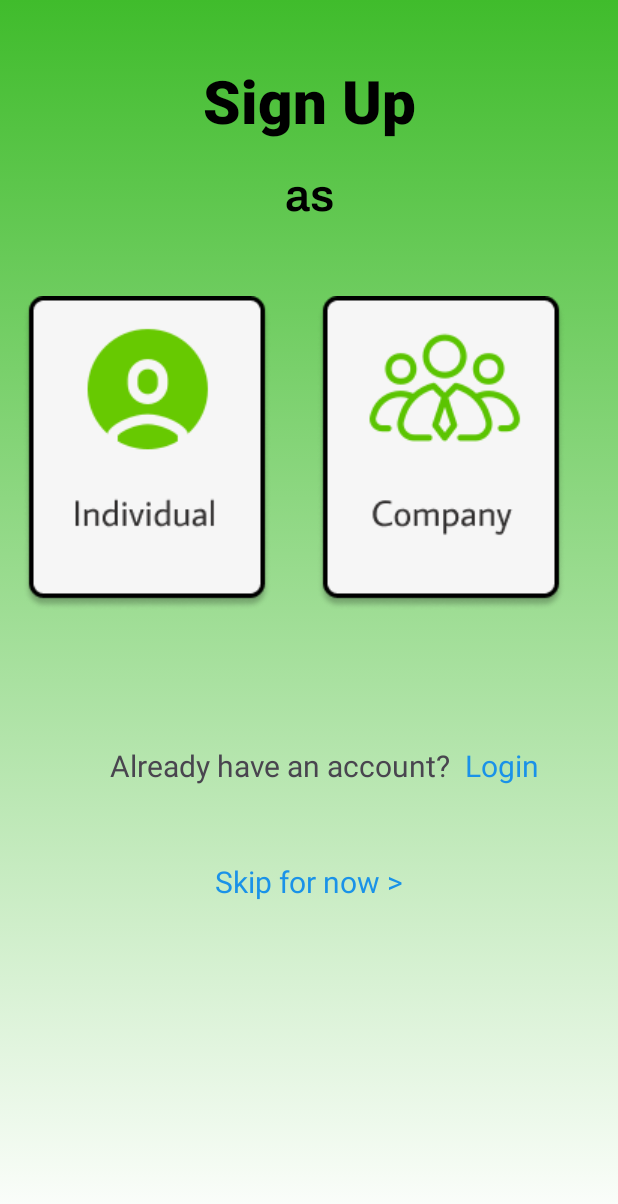
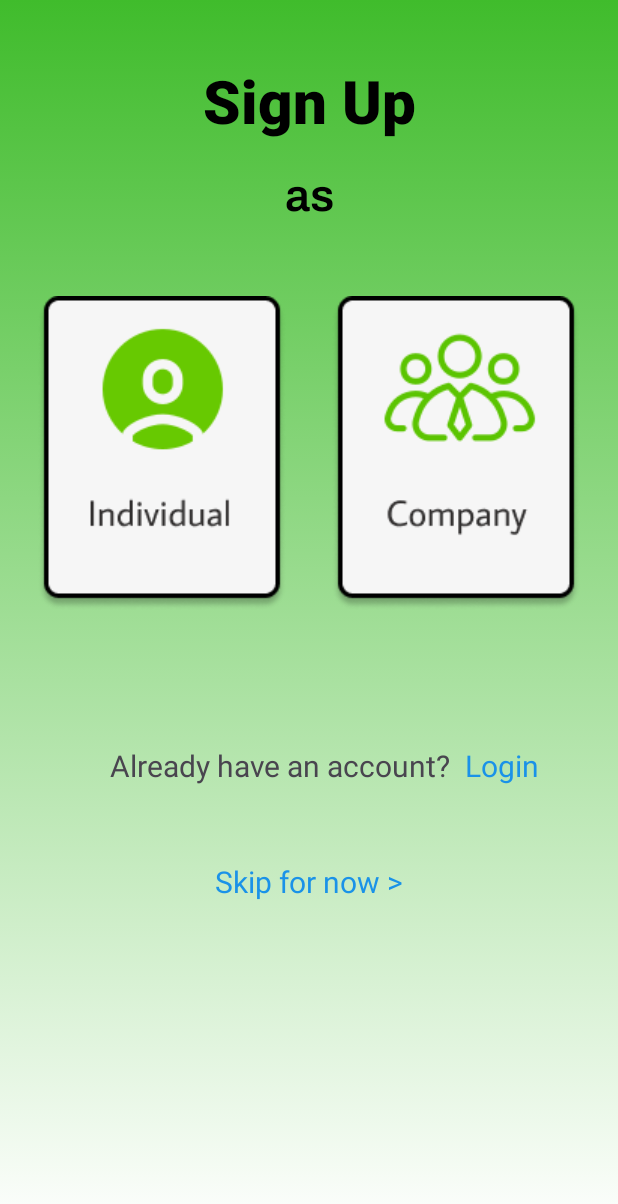
Before and after one commit to SwastikMethi/EV_Hub, an Android app: the Activity_LoginPage screen opened directly, with no data from a screen before it, on a phone screen of 412 x 824 dp. Shown: the top 1204 px of the screen. Run offline under Robolectric (Android 15) with nearby library versions, the phone set to English and light mode, and no system bars; Roboto replaces fonts that are not available here.

Commit message:
linked login page to home page

```diff
--- a/app/src/main/java/com/example/ev_hub/Activity_LoginPage.java
+++ b/app/src/main/java/com/example/ev_hub/Activity_LoginPage.java
@@ -1,6 +1,9 @@
 package com.example.ev_hub;
 
+import android.content.Intent;
 import android.os.Bundle;
+import android.widget.ImageButton;
+import android.widget.TextView;
 
 import androidx.activity.EdgeToEdge;
 import androidx.appcompat.app.AppCompatActivity;
@@ -20,5 +23,10 @@ public class Activity_LoginPage extends AppCompatActivity {
             v.setPadding(systemBars.left, systemBars.top, systemBars.right, systemBars.bottom);
             return insets;
         });
+        TextView skip = findViewById(R.id.skip_text);
+        skip.setOnClickListener(view ->{
+            Intent intent = new Intent(Activity_LoginPage.this,Activity_HomePage.class);
+            startActivity(intent);
+        } );
     }
 }
--- a/app/src/main/res/layout/activity_login_page.xml
+++ b/app/src/main/res/layout/activity_login_page.xml
@@ -43,7 +43,7 @@
         android:background="?attr/selectableItemBackgroundBorderless"
         app:layout_constraintTop_toBottomOf="@id/as"
         app:layout_constraintLeft_toLeftOf="parent"
-        android:layout_marginLeft="15dp"
+        android:layout_marginLeft="25dp"
         android:layout_marginTop="50dp"
         />
 
@@ -55,7 +55,7 @@
         app:layout_constraintTop_toBottomOf="@id/as"
         app:layout_constraintLeft_toRightOf="@id/user_profile"
         app:layout_constraintRight_toRightOf="parent"
-        android:layout_marginLeft="10dp"
+        android:layout_marginLeft="20dp"
         android:layout_marginTop="50dp"
         android:layout_marginRight="15dp"
         />
@@ -88,6 +88,7 @@
     <TextView
         android:layout_width="wrap_content"
         android:layout_height="wrap_content"
+        android:id="@+id/skip_text"
         android:text="Skip for now >"
         android:textColor="#1A92E8"
         android:textSize="20dp"
```
